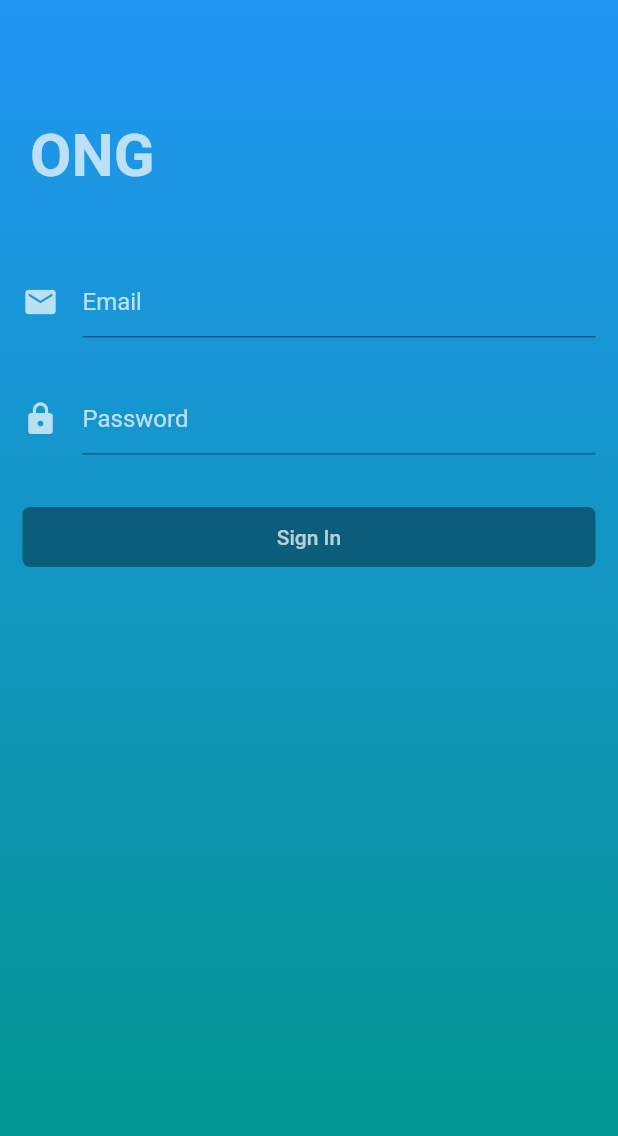
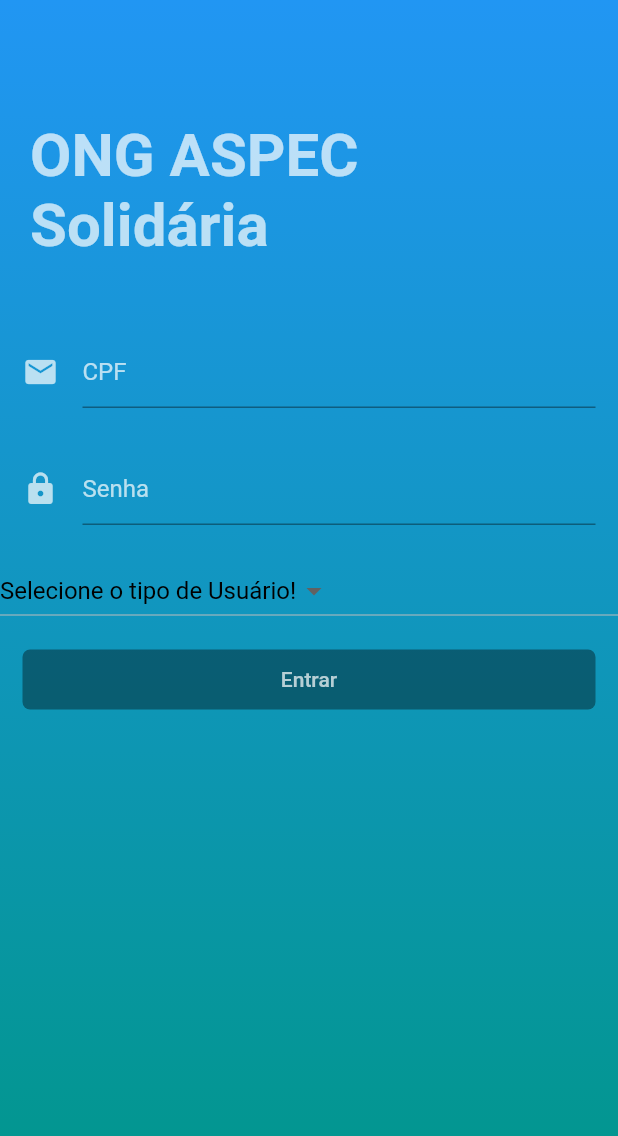
Before and after one commit to Pedrohf360/dad-flutter-trab-pratico, a Flutter app: the screen it shows after launch, on a phone screen of 412 x 824 dp. Shown: the top 1136 px of the screen. Run offline on Flutter 3.47's test engine with Material 2 defaults, Android fonts, the phone set to English and light mode, and no system bars; our stand-ins replace shared_preferences.

Commit message:
Adding backend and all needed pages.

```diff
--- /dev/null
+++ b/dad-backend/scripts.txt
@@ -0,0 +1 @@
+INSERT INTO usuario (usuario, senha) values ('wanderson', md5('w12345'))
--- a/lib/login_page.dart
+++ b/lib/login_page.dart
@@ -13,7 +13,14 @@ class LoginPage extends StatefulWidget {
 
 class _LoginPageState extends State<LoginPage> {
 
+  var userData;
   bool _isLoading = false;
+  int _userType = 0;
+  var _userTypes= {
+    0: "Selecione o tipo de Usuário!",
+    1: 'Associado',
+    2: 'Gerencial'
+  };
 
   @override
   Widget build(BuildContext context) {
@@ -30,6 +37,7 @@ class _LoginPageState extends State<LoginPage> {
           children: <Widget>[
             headerSection(),
             textSection(),
+            _hintDown(),
             buttonSection(),
           ],
         ),
@@ -37,28 +45,35 @@ class _LoginPageState extends State<LoginPage> {
     );
   }
 
-  signIn(String email, pass) async {
+  signIn(String login, pass) async {
     SharedPreferences sharedPreferences = await SharedPreferences.getInstance();
     Map data = {
-      'email': email,
-      'password': pass
+      'usuario': login,
+      'senha': pass
     };
     var jsonResponse = null;
-    var response = await http.post("YOUR_BASE_URL", body: data);
+    var response = await http.post("http://192.168.1.100:8080/login.php", body: data);
     if(response.statusCode == 200) {
-      jsonResponse = json.decode(response.body);
-      if(jsonResponse != null) {
-        setState(() {
-          _isLoading = false;
-        });
-        sharedPreferences.setString("token", jsonResponse['token']);
-        Navigator.of(context).pushAndRemoveUntil(MaterialPageRoute(builder: (BuildContext context) => MainPage()), (Route<dynamic> route) => false);
-      }
+      // jsonResponse = json.decode(response.body);
+      //if(jsonResponse != null) {
+        //setState(() {
+          //_isLoading = false;
+        //});
+        sharedPreferences.setString("name", login);
+
+        Navigator.of(context).pushAndRemoveUntil(MaterialPageRoute(builder: (BuildContext context ) => MainPage()), (Route<dynamic> route) => false);
+      //}
     }
     else {
       setState(() {
         _isLoading = false;
       });
+      Scaffold(
+        appBar: AppBar(
+          title: Text('SnackBar Demo'),
+        ),
+        body: SnackBar(content: Text('Yay! A SnackBar!')) // Complete this code in the next step.
+      );
       print(response.body);
     }
   }
@@ -78,11 +93,45 @@ class _LoginPageState extends State<LoginPage> {
         },
         elevation: 0.0,
         color: Colors.purple,
-        child: Text("Sign In", style: TextStyle(color: Colors.white70)),
+        child: Text("Entrar", style: TextStyle(color: Colors.white70)),
         shape: RoundedRectangleBorder(borderRadius: BorderRadius.circular(5.0)),
       ),
     );
   }
+
+  DropdownButton _hintDown() => DropdownButton<String>(
+
+    items: [
+      DropdownMenuItem<String>(
+        value: '0',
+        child: Text(
+          "",
+        ),
+      ),
+      DropdownMenuItem<String>(
+        value: '1',
+        child: Text(
+          "Associado",
+        ),
+      ),
+      DropdownMenuItem<String>(
+        value: '2',
+        child: Text(
+          "Gerencial",
+        ),
+      ),
+    ],
+    onChanged: (value) {
+      _userType = int.parse(value);
+      print("value: $value");
+    },
+    hint: Text(
+      _userTypes[_userType],
+      style: TextStyle(
+        color: Colors.black,
+      ),
+    ),
+  );
 
   final TextEditingController emailController = new TextEditingController();
   final TextEditingController passwordController = new TextEditingController();
@@ -99,7 +148,7 @@ class _LoginPageState extends State<LoginPage> {
             style: TextStyle(color: Colors.white70),
             decoration: InputDecoration(
               icon: Icon(Icons.email, color: Colors.white70),
-              hintText: "Email",
+              hintText: "CPF",
               border: UnderlineInputBorder(borderSide: BorderSide(color: Colors.white70)),
               hintStyle: TextStyle(color: Colors.white70),
             ),
@@ -112,7 +161,7 @@ class _LoginPageState extends State<LoginPage> {
             style: TextStyle(color: Colors.white70),
             decoration: InputDecoration(
               icon: Icon(Icons.lock, color: Colors.white70),
-              hintText: "Password",
+              hintText: "Senha",
               border: UnderlineInputBorder(borderSide: BorderSide(color: Colors.white70)),
               hintStyle: TextStyle(color: Colors.white70),
             ),
@@ -126,7 +175,7 @@ class _LoginPageState extends State<LoginPage> {
     return Container(
       margin: EdgeInsets.only(top: 50.0),
       padding: EdgeInsets.symmetric(horizontal: 20.0, vertical: 30.0),
-      child: Text("ONG",
+      child: Text("ONG ASPEC Solidária",
           style: TextStyle(
               color: Colors.white70,
               fontSize: 40.0,
```
Also changed, not shown: lib/about_page.dart (added, +19 -0 lines), lib/associado_page.dart (added, +19 -0 lines), lib/gerencial_page.dart (added, +19 -0 lines), lib/main.dart (+59 -3 lines), 6 other files.
